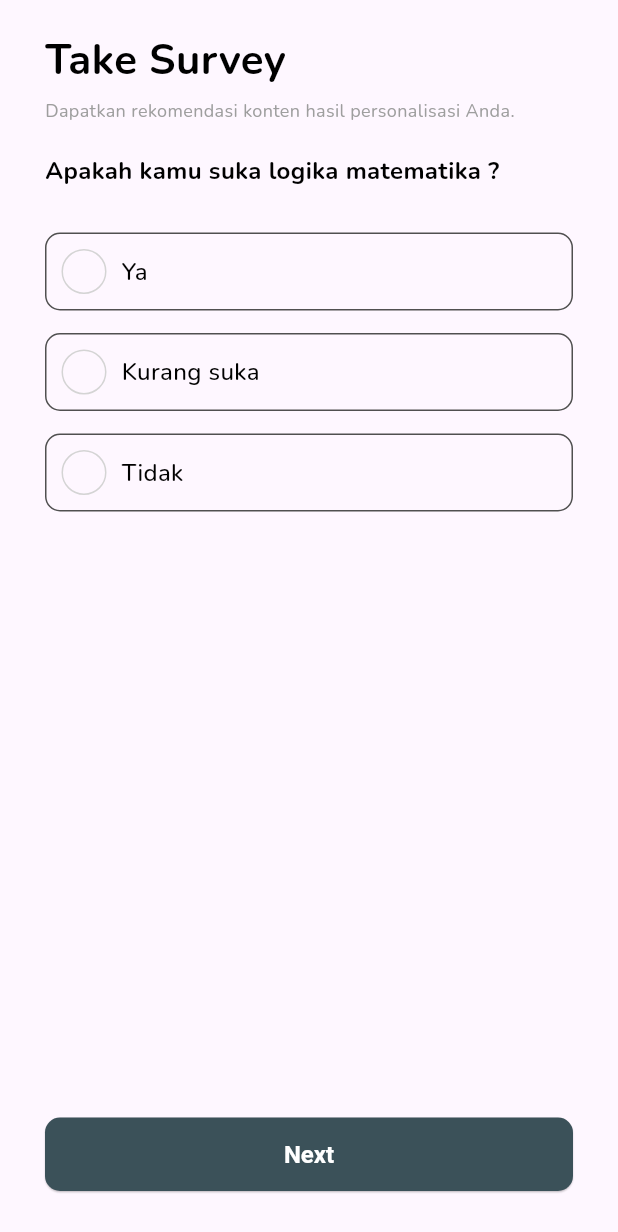
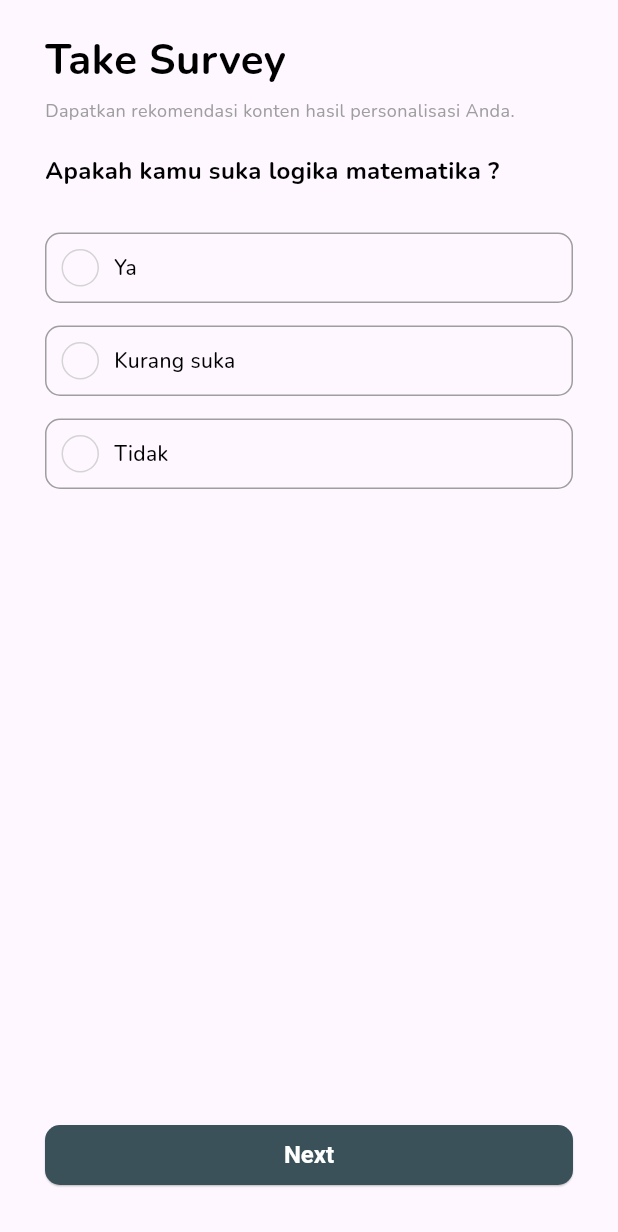
Before and after one commit to Armora-Tech/upmate, a Flutter app: the TakeSurveyView screen opened by its route, on a phone screen of 412 x 824 dp. Shown: the top 1232 px of the screen. Run offline on Flutter 3.47's test engine with Material 3 defaults, Android fonts, the phone set to English and light mode, and no system bars; our stand-ins replace carousel_slider, get; network calls fail.

Commit message:
make adjustments

```diff
--- a/lib/bindings/start_binding.dart
+++ b/lib/bindings/start_binding.dart
@@ -1,13 +1,9 @@
 import 'package:get/get.dart';
 import 'package:upmatev2/controllers/bottom_nav_controller.dart';
-
-import '../controllers/home_controller.dart';
 
 class StartBinding implements Bindings {
   @override
   void dependencies() {
      Get.lazyPut<BottomNavController>(() => BottomNavController());
-     Get.lazyPut<HomeController>(() => HomeController());
-
   }
 }
--- a/lib/controllers/home_controller.dart
+++ b/lib/controllers/home_controller.dart
@@ -32,4 +32,5 @@ class HomeController extends GetxController {
     }
     return text;
   }
+
 }
--- a/lib/themes/app_theme.dart
+++ b/lib/themes/app_theme.dart
@@ -11,7 +11,7 @@ class AppTheme {
                 borderRadius:
                     BorderRadius.circular(10.0), // Ubah sesuai keinginan Anda
               ),
-              padding: const EdgeInsets.symmetric(vertical: 15),
+              padding: const EdgeInsets.symmetric(vertical: 10),
               foregroundColor: Colors.black45,
               elevation: 0.5,
               textStyle: const TextStyle(
@@ -38,7 +38,8 @@ class AppTheme {
       textSelectionTheme:
           const TextSelectionThemeData(cursorColor: AppColor.primaryColor),
       inputDecorationTheme: InputDecorationTheme(
-          contentPadding: const EdgeInsets.all(15),
+          contentPadding:
+              const EdgeInsets.symmetric(horizontal: 15, vertical: 10),
           enabledBorder: OutlineInputBorder(
               borderRadius: BorderRadius.circular(10),
               borderSide: const BorderSide(width: 0.5, color: Colors.grey)),
@@ -46,5 +47,5 @@ class AppTheme {
               borderRadius: BorderRadius.circular(10),
               borderSide:
                   const BorderSide(width: 1, color: AppColor.primaryColor)),
-          hintStyle: const TextStyle(fontSize: 16, fontFamily: "Nunito")));
+          hintStyle: const TextStyle(fontSize: 14, fontFamily: "Nunito")));
 }
--- a/lib/views/tag_interest.dart
+++ b/lib/views/tag_interest.dart
@@ -1,6 +1,8 @@
 import 'package:flutter/material.dart';
 import 'package:get/get.dart';
 import 'package:upmatev2/themes/app_color.dart';
+
+import '../routes/route_name.dart';
 
 class TagInterestView extends StatelessWidget {
   const TagInterestView({super.key});
@@ -93,7 +95,7 @@ class TagInterestView extends StatelessWidget {
                 Padding(
                     padding: const EdgeInsets.only(bottom: 30),
                     child: ElevatedButton(
-                        onPressed: () {},
+                     onPressed: () => Get.toNamed(RouteName.start),
                         child: const Center(
                             child: Text(
                           "Next",
--- a/lib/views/take_survey.dart
+++ b/lib/views/take_survey.dart
@@ -51,12 +51,12 @@ class TakeSurveyView extends StatelessWidget {
                           horizontal: 10, vertical: 10),
                       decoration: BoxDecoration(
                           borderRadius: BorderRadius.circular(10),
-                          border: Border.all(width: 1, color: AppColor.black)),
+                          border: Border.all(width: 1, color: Colors.grey)),
                       child: Row(
                         children: [
                           Container(
-                            height: 30,
-                            width: 30,
+                            height: 25,
+                            width: 25,
                             margin: const EdgeInsets.only(right: 10),
                             decoration: BoxDecoration(
                                 shape: BoxShape.circle,
@@ -67,8 +67,7 @@ class TakeSurveyView extends StatelessWidget {
                           ),
                           const Text(
                             "Ya",
-                            style: TextStyle(
-                                fontSize: 16, fontWeight: FontWeight.w500),
+                            style: TextStyle(fontWeight: FontWeight.w500),
                           )
                         ],
                       ),
@@ -80,12 +79,12 @@ class TakeSurveyView extends StatelessWidget {
                           horizontal: 10, vertical: 10),
                       decoration: BoxDecoration(
                           borderRadius: BorderRadius.circular(10),
-                          border: Border.all(width: 1, color: AppColor.black)),
+                          border: Border.all(width: 1, color: Colors.grey)),
                       child: Row(
                         children: [
                           Container(
-                            height: 30,
-                            width: 30,
+                            height: 25,
+                            width: 25,
                             margin: const EdgeInsets.only(right: 10),
                             decoration: BoxDecoration(
                                 shape: BoxShape.circle,
@@ -96,8 +95,7 @@ class TakeSurveyView extends StatelessWidget {
                           ),
                           const Text(
                             "Kurang suka",
-                            style: TextStyle(
-                                fontSize: 16, fontWeight: FontWeight.w500),
+                            style: TextStyle(fontWeight: FontWeight.w500),
                           )
                         ],
                       ),
@@ -108,12 +106,12 @@ class TakeSurveyView extends StatelessWidget {
                           horizontal: 10, vertical: 10),
                       decoration: BoxDecoration(
                           borderRadius: BorderRadius.circular(10),
-                          border: Border.all(width: 1, color: AppColor.black)),
+                          border: Border.all(width: 1, color: Colors.grey)),
                       child: Row(
                         children: [
                           Container(
-                            height: 30,
-                            width: 30,
+                            height: 25,
+                            width: 25,
                             margin: const EdgeInsets.only(right: 10),
                             decoration: BoxDecoration(
                                 shape: BoxShape.circle,
@@ -124,8 +122,7 @@ class TakeSurveyView extends StatelessWidget {
                           ),
                           const Text(
                             "Tidak",
-                            style: TextStyle(
-                                fontSize: 16, fontWeight: FontWeight.w500),
+                            style: TextStyle(fontWeight: FontWeight.w500),
                           )
                         ],
                       ),
```
Also changed, not shown: lib/main.dart (+2 -8 lines), lib/views/home.dart (+16 -1 lines), lib/views/login.dart (+6 -5 lines), lib/views/signup.dart (+8 -6 lines), lib/widgets/home/new_post.dart (+8 -2 lines).
